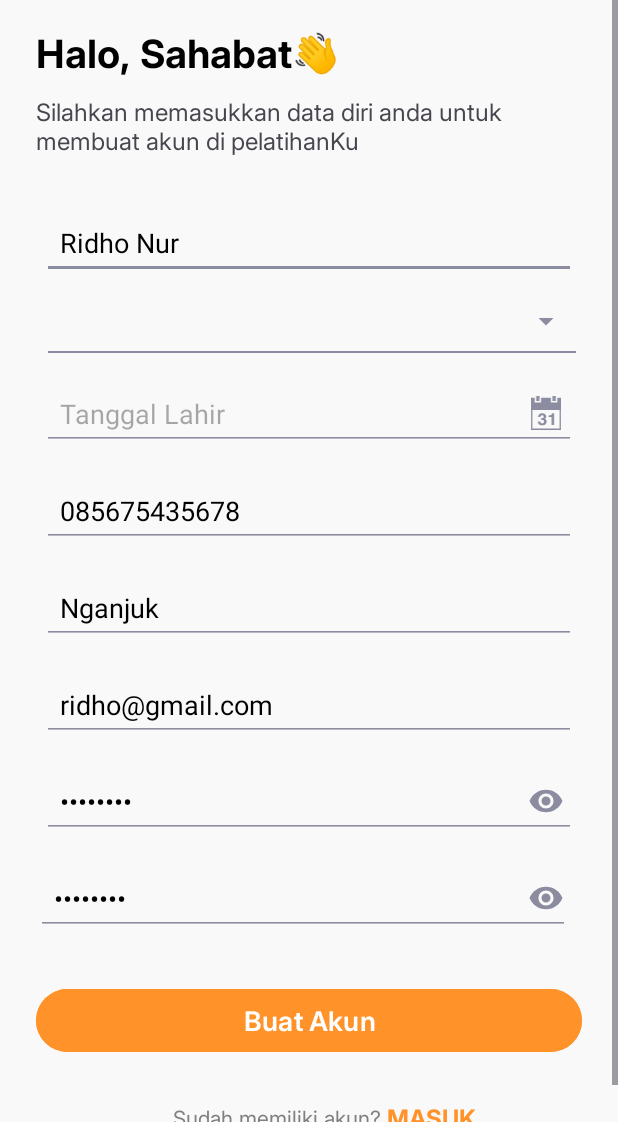
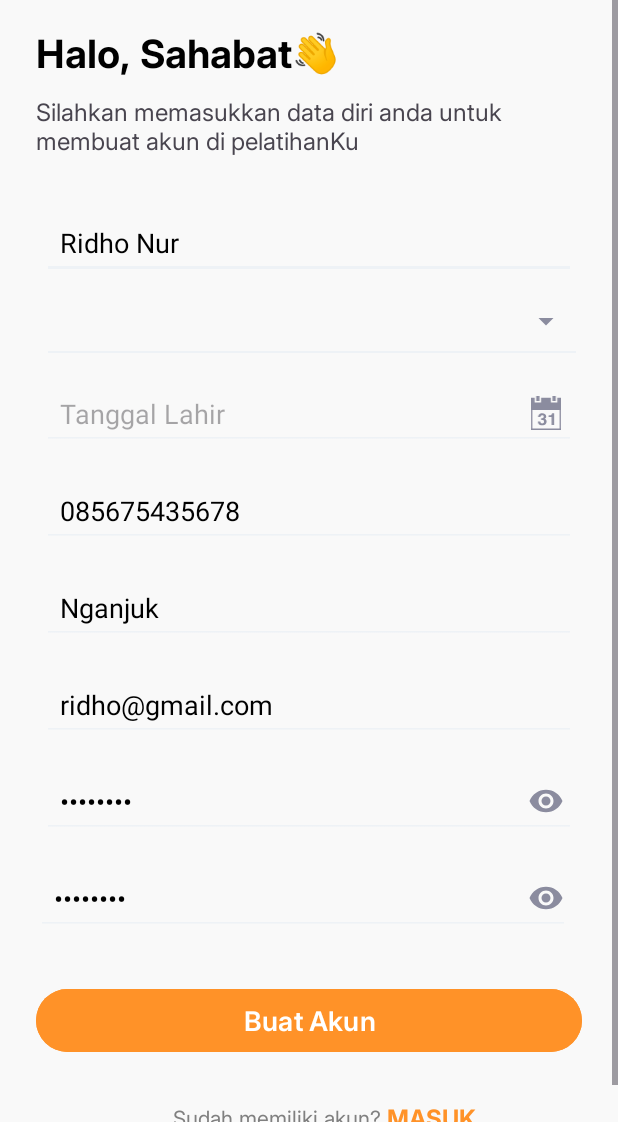
Before and after one commit to riandafatur28/Project_PelatihanKu, an Android app: the layout fragment_register.xml on its own in the app's theme, with its tools: preview values and no code run, on a phone screen of 412 x 824 dp, the part 114-1236 px from its top. Run offline under Robolectric (Android 15) with nearby library versions, the phone set to English and light mode, and no system bars.

Commit message:
Update fragment_register.xml

```diff
--- a/app/src/main/res/layout/fragment_register.xml
+++ b/app/src/main/res/layout/fragment_register.xml
@@ -57,7 +57,7 @@
             android:layout_marginStart="4dp"
             android:layout_marginTop="16dp"
             android:layout_marginEnd="4dp"
-            android:backgroundTint="@color/font_tint"
+            android:backgroundTint="#EEF2F6"
             android:hint="Nama Panjang"
             android:text="Ridho Nur"
             android:inputType="textPersonName"
@@ -78,7 +78,7 @@
             android:layout_marginStart="8dp"
             android:layout_marginTop="8dp"
             android:layout_marginEnd="4dp"
-            android:background="@color/font_tint" />
+            android:background="#EEF2F6" />
 
         <FrameLayout
             android:layout_width="match_parent"
@@ -92,7 +92,7 @@
                 android:id="@+id/inputTanggal"
                 android:layout_width="match_parent"
                 android:layout_height="wrap_content"
-                android:backgroundTint="@color/font_tint"
+                android:backgroundTint="#EEF2F6"
                 android:clickable="true"
                 android:focusable="false"
                 android:hint="Tanggal Lahir"
@@ -121,7 +121,7 @@
             android:layout_marginTop="16dp"
             android:layout_marginEnd="4dp"
             android:text="085675435678"
-            android:backgroundTint="@color/font_tint"
+            android:backgroundTint="#EEF2F6"
             android:hint="No. Telp"
             android:inputType="phone"
             android:padding="12dp"
@@ -134,7 +134,7 @@
             android:layout_marginStart="4dp"
             android:layout_marginTop="16dp"
             android:layout_marginEnd="4dp"
-            android:backgroundTint="@color/font_tint"
+            android:backgroundTint="#EEF2F6"
             android:hint="Alamat"
             android:text="Nganjuk"
             android:inputType="text"
@@ -149,7 +149,7 @@
             android:layout_marginStart="4dp"
             android:layout_marginTop="16dp"
             android:layout_marginEnd="4dp"
-            android:backgroundTint="@color/font_tint"
+            android:backgroundTint="#EEF2F6"
             android:hint="Email"
             android:text="ridho@gmail.com"
             android:inputType="textEmailAddress"
@@ -169,7 +169,7 @@
                 android:id="@+id/inputpassword"
                 android:layout_width="match_parent"
                 android:layout_height="wrap_content"
-                android:backgroundTint="@color/font_tint"
+                android:backgroundTint="#EEF2F6"
                 android:focusable="true"
                 android:hint="Kata Sandi"
                 android:text="Ridho123"
@@ -203,7 +203,7 @@
                 android:id="@+id/KonfirmasiPassword"
                 android:layout_width="match_parent"
                 android:layout_height="wrap_content"
-                android:backgroundTint="@color/font_tint"
+                android:backgroundTint="#EEF2F6"
                 android:focusable="true"
                 android:hint="Konfirmasi Kata Sandi"
                 android:text="Ridho123"
```
